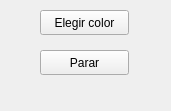
First picture: the form in widgetbola.ui, repository Crespuig/bolas, before the edit.
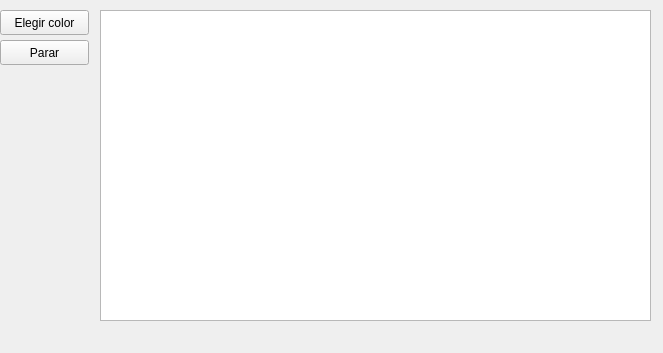
Second picture: the form after the edit.

Commit message: widgetBolaTabla dentro de otro widget

Patch:
```diff
--- a/widgetbola.ui
+++ b/widgetbola.ui
@@ -6,8 +6,8 @@
    <rect>
     <x>0</x>
     <y>0</y>
-    <width>171</width>
-    <height>111</height>
+    <width>663</width>
+    <height>353</height>
    </rect>
   </property>
   <property name="windowTitle">
@@ -16,7 +16,7 @@
   <widget class="QPushButton" name="botonColor">
    <property name="geometry">
     <rect>
-     <x>40</x>
+     <x>0</x>
      <y>10</y>
      <width>89</width>
      <height>25</height>
@@ -29,8 +29,8 @@
   <widget class="QPushButton" name="botonParar">
    <property name="geometry">
     <rect>
-     <x>40</x>
-     <y>50</y>
+     <x>0</x>
+     <y>40</y>
      <width>89</width>
      <height>25</height>
     </rect>
@@ -39,6 +39,16 @@
     <string>Parar</string>
    </property>
   </widget>
+  <widget class="QTableView" name="tablaInfoHijas">
+   <property name="geometry">
+    <rect>
+     <x>100</x>
+     <y>10</y>
+     <width>551</width>
+     <height>311</height>
+    </rect>
+   </property>
+  </widget>
  </widget>
  <resources/>
  <connections/>
```
The commit also changes 27 other files.
